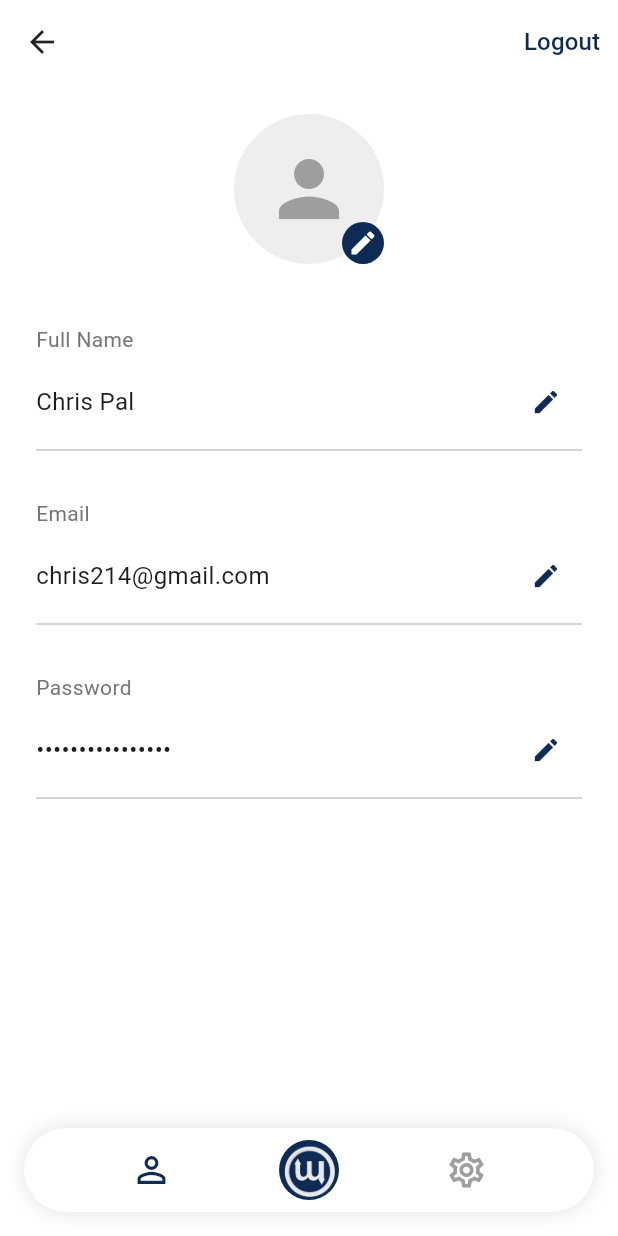
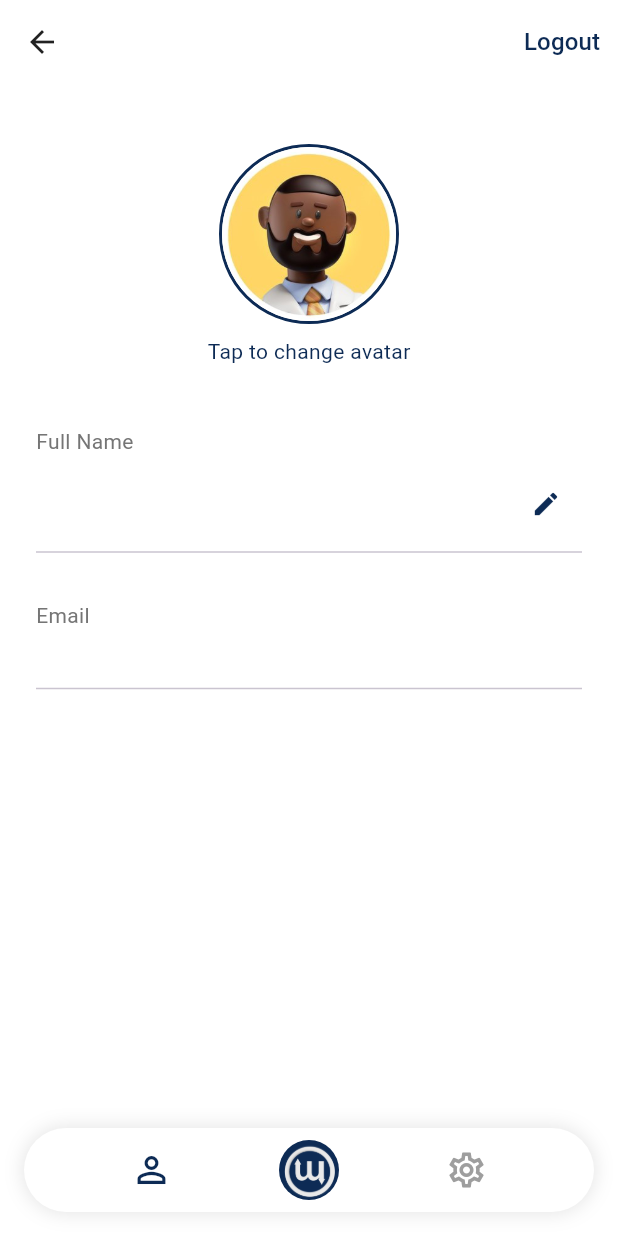
Before and after one commit to Haiderali27-hub/listenup, a Flutter app: the UserProfileScreen screen opened directly, on a phone screen of 412 x 824 dp. Run offline on Flutter 3.47's test engine with Material 3 defaults, Android fonts, the phone set to English and light mode, and no system bars; our stand-ins replace cloud_firestore, firebase_auth, firebase_core, get, permission_handler; missing offline and left inert: flutter_sound; accounts and stored records are empty.

Commit message:
added profile picture functionality

```diff
--- a/lib/core/constants/images.dart
+++ b/lib/core/constants/images.dart
@@ -1,2 +1,8 @@
 const logo = 'assets/images/logo.png';
 const onboarding = 'assets/images/Onboarding.png';
+const avatar1 = 'assets/images/avatar1.png';
+const avatar2 = 'assets/images/avatar2.png';
+const avatar3 = 'assets/images/avatar3.png';
+const avatar4 = 'assets/images/avatar4.png';
+const avatar5 = 'assets/images/avatar5.png';
+const avatar6 = 'assets/images/avatar6.png';
--- a/lib/core/services/firebase_service.dart
+++ b/lib/core/services/firebase_service.dart
@@ -1,4 +1,5 @@
 import 'package:firebase_auth/firebase_auth.dart';
+import 'package:cloud_firestore/cloud_firestore.dart';
 import 'package:flutter/material.dart';
 import 'package:get/get.dart';
 
@@ -6,6 +7,7 @@ import '../../routes/app_routes.dart';
 
 class FirebaseService {
   final FirebaseAuth _auth = FirebaseAuth.instance;
+  final FirebaseFirestore _firestore = FirebaseFirestore.instance;
 
   Future<User?> signInWithEmailAndPassword(
       String email, String password) async {
@@ -46,14 +48,22 @@ class FirebaseService {
   }
 
   Future<User?> registerWithEmailAndPassword(
-      String email, String password) async {
+      String email, String password, String name) async {
     try {
       final credential = await _auth.createUserWithEmailAndPassword(
         email: email,
         password: password,
       );
       final user = credential.user;
+
       if (user != null) {
+        // Store user data in Firestore
+        await _firestore.collection('users').doc(user.uid).set({
+          'name': name,
+          'email': email,
+          'createdAt': FieldValue.serverTimestamp(),
+        });
+
         Get.offAllNamed(AppRoutes.home);
       }
       return user;
--- a/lib/screens/auth/signup_screen.dart
+++ b/lib/screens/auth/signup_screen.dart
@@ -50,6 +50,7 @@ class _SignupScreenState extends State<SignupScreen> {
       await _firebaseService.registerWithEmailAndPassword(
         _emailController.text.trim(),
         _passwordController.text,
+        _nameController.text.trim(),
       );
       // Proceed with signup
       Get.offAllNamed(AppRoutes.login);
--- a/lib/screens/menu/profile/user_profile_screen.dart
+++ b/lib/screens/menu/profile/user_profile_screen.dart
@@ -3,6 +3,7 @@ import 'package:get/get.dart';
 import 'package:sound_app/screens/home/home_screen.dart';
 import 'package:sound_app/widgets/app_bottom_nav_bar.dart';
 import 'package:sound_app/core/services/firebase_service.dart';
+import 'package:sound_app/core/services/user_profile_service.dart';
 import 'package:sound_app/routes/app_routes.dart';
 
 class UserProfileScreen extends StatefulWidget {
@@ -19,15 +20,84 @@ class UserProfileScreen extends StatefulWidget {
 
 class _UserProfileScreenState extends State<UserProfileScreen> {
   bool _isLoading = false;
+  final _userProfileService = UserProfileService();
+  final _firebaseService = FirebaseService();
+  final _nameController = TextEditingController();
+  int? _currentAvatarNumber;
+
+  @override
+  void initState() {
+    super.initState();
+    _loadUserProfile();
+  }
+
+  @override
+  void dispose() {
+    _nameController.dispose();
+    super.dispose();
+  }
+
+  Future<void> _loadUserProfile() async {
+    setState(() => _isLoading = true);
+    try {
+      final profile = await _userProfileService.getUserProfile();
+      if (profile != null) {
+        _nameController.text = profile['name'] ?? '';
+        _currentAvatarNumber = profile['avatarNumber'];
+      }
+    } finally {
+      setState(() => _isLoading = false);
+    }
+  }
+
+  Future<void> _updateProfile() async {
+    if (_nameController.text.isEmpty) {
+      Get.snackbar(
+        'Error',
+        'Name cannot be empty',
+        snackPosition: SnackPosition.BOTTOM,
+        backgroundColor: Colors.red,
+        colorText: Colors.white,
+      );
+      return;
+    }
+
+    setState(() => _isLoading = true);
+    try {
+      final success = await _userProfileService.updateUserProfile(
+        name: _nameController.text,
+        avatarNumber: _currentAvatarNumber,
+      );
+      if (success) {
+        Get.snackbar(
+          'Success',
+          'Profile updated successfully',
+          snackPosition: SnackPosition.BOTTOM,
+          backgroundColor: Colors.green,
+          colorText: Colors.white,
+        );
+      }
+    } finally {
+      setState(() => _isLoading = false);
+    }
+  }
+
+  Future<void> _handleAvatarSelection() async {
+    final selectedAvatar = await showAvatarSelectionDialog(
+      context,
+      currentAvatarNumber: _currentAvatarNumber,
+    );
+
+    if (selectedAvatar != null) {
+      setState(() => _currentAvatarNumber = selectedAvatar);
+      await _updateProfile();
+    }
+  }
 
   Future<void> _handleLogout() async {
-    setState(() {
-      _isLoading = true;
-    });
-
+    setState(() => _isLoading = true);
     try {
-      final firebaseService = FirebaseService();
-      await firebaseService.signOut();
+      await _firebaseService.signOut();
       Get.offAllNamed(AppRoutes.login);
     } catch (e) {
       if (mounted) {
@@ -40,9 +110,7 @@ class _UserProfileScreenState extends State<UserProfileScreen> {
       }
     } finally {
       if (mounted) {
-        setState(() {
-          _isLoading = false;
-        });
+        setState(() => _isLoading = false);
       }
     }
   }
@@ -89,76 +157,65 @@ class _UserProfileScreenState extends State<UserProfileScreen> {
           ),
         ],
       ),
-      body: SingleChildScrollView(
+      body: _isLoading
+          ? const Center(child: CircularProgressIndicator())
+          : SingleChildScrollView(
               child: Padding(
                 padding: const EdgeInsets.symmetric(horizontal: 24.0),
                 child: Column(
                   children: [
-              const SizedBox(height: 20),
-              // Profile Image
-              Stack(
-                alignment: Alignment.center,
+                    const SizedBox(height: 40),
+
+                    // Avatar Section
+                    GestureDetector(
+                      onTap: _handleAvatarSelection,
+                      child: Column(
                         children: [
                           Container(
-                    width: 100,
-                    height: 100,
+                            width: 120,
+                            height: 120,
                             decoration: BoxDecoration(
                               shape: BoxShape.circle,
-                      color: Colors.grey[200],
-                    ),
-                    child: const Icon(
-                      Icons.person,
-                      size: 60,
-                      color: Colors.grey,
+                              border: Border.all(
+                                color: const Color(0xFF0D2B55),
+                                width: 2,
                               ),
                             ),
-                  Positioned(
-                    right: 0,
-                    bottom: 0,
-                    child: Container(
-                      padding: const EdgeInsets.all(4),
-                      decoration: const BoxDecoration(
-                        color: Color(0xFF0D2B55),
-                        shape: BoxShape.circle,
+                            child: ClipOval(
+                              child: Image.asset(
+                                _userProfileService.getAvatarImagePath(
+                                  _currentAvatarNumber ?? 1,
                                 ),
-                      child: const Icon(
-                        Icons.edit,
-                        size: 20,
-                        color: Colors.white,
+                                fit: BoxFit.cover,
                               ),
                             ),
                           ),
+                          const SizedBox(height: 8),
+                          const Text(
+                            'Tap to change avatar',
+                            style: TextStyle(
+                              color: Color(0xFF0D2B55),
+                              fontSize: 14,
+                            ),
+                          ),
                         ],
+                      ),
                     ),
                     const SizedBox(height: 40),
 
                     // Full Name field
                     ProfileTextField(
                       label: 'Full Name',
-                value: 'Chris Pal',
-                onEdit: () {
-                  // TODO: Handle name edit
-                },
+                      controller: _nameController,
+                      onEdit: _updateProfile,
                     ),
                     const SizedBox(height: 24),
 
-              // Email field
+                    // Email field (read-only)
                     ProfileTextField(
                       label: 'Email',
-                value: 'chris214@gmail.com',
-                onEdit: () {
-                  // TODO: Handle email edit
-                },
-              ),
-              const SizedBox(height: 24),
-
-              // Password field
-              ProfileTextField(
-                label: 'Password',
-                value: '••••••••••••••••',
-                onEdit: () {
-                  // TODO: Handle password edit
-                },
+                      value: _firebaseService.getCurrentUser()?.email ?? '',
+                      readOnly: true,
                     ),
                     const SizedBox(height: 24),
                   ],
@@ -172,14 +229,18 @@ class _UserProfileScreenState extends State<UserProfileScreen> {
 
 class ProfileTextField extends StatelessWidget {
   final String label;
-  final String value;
-  final VoidCallback onEdit;
+  final String? value;
+  final TextEditingController? controller;
+  final VoidCallback? onEdit;
+  final bool readOnly;
 
   const ProfileTextField({
     super.key,
     required this.label,
-    required this.value,
-    required this.onEdit,
+    this.value,
+    this.controller,
+    this.onEdit,
+    this.readOnly = false,
   });
 
   @override
@@ -198,14 +259,28 @@ class ProfileTextField extends StatelessWidget {
         Row(
           children: [
             Expanded(
-              child: Text(
-                value,
+              child: controller != null
+                  ? TextField(
+                      controller: controller,
+                      readOnly: readOnly,
+                      decoration: const InputDecoration(
+                        border: InputBorder.none,
+                        contentPadding: EdgeInsets.zero,
+                      ),
+                      style: const TextStyle(
+                        fontSize: 16,
+                        fontWeight: FontWeight.w400,
+                      ),
+                    )
+                  : Text(
+                      value ?? '',
                       style: const TextStyle(
                         fontSize: 16,
                         fontWeight: FontWeight.w400,
                       ),
                     ),
             ),
+            if (onEdit != null)
               IconButton(
                 icon: const Icon(
                   Icons.edit,
```
Also changed, not shown: lib/core/services/user_profile_service.dart (added, +200 -0 lines), pubspec.yaml (+5 -3 lines), assets/images/avatar1.png (added), assets/images/avatar2.png (added), assets/images/avatar3.png (added), assets/images/avatar4.png (added), assets/images/avatar5.png (added), assets/images/avatar6.png (added), lib/screens/auth/forgot_password_screen.dart (added), pubspec.lock, 5 other files. Lines whose indentation alone changed are shown as unchanged.
